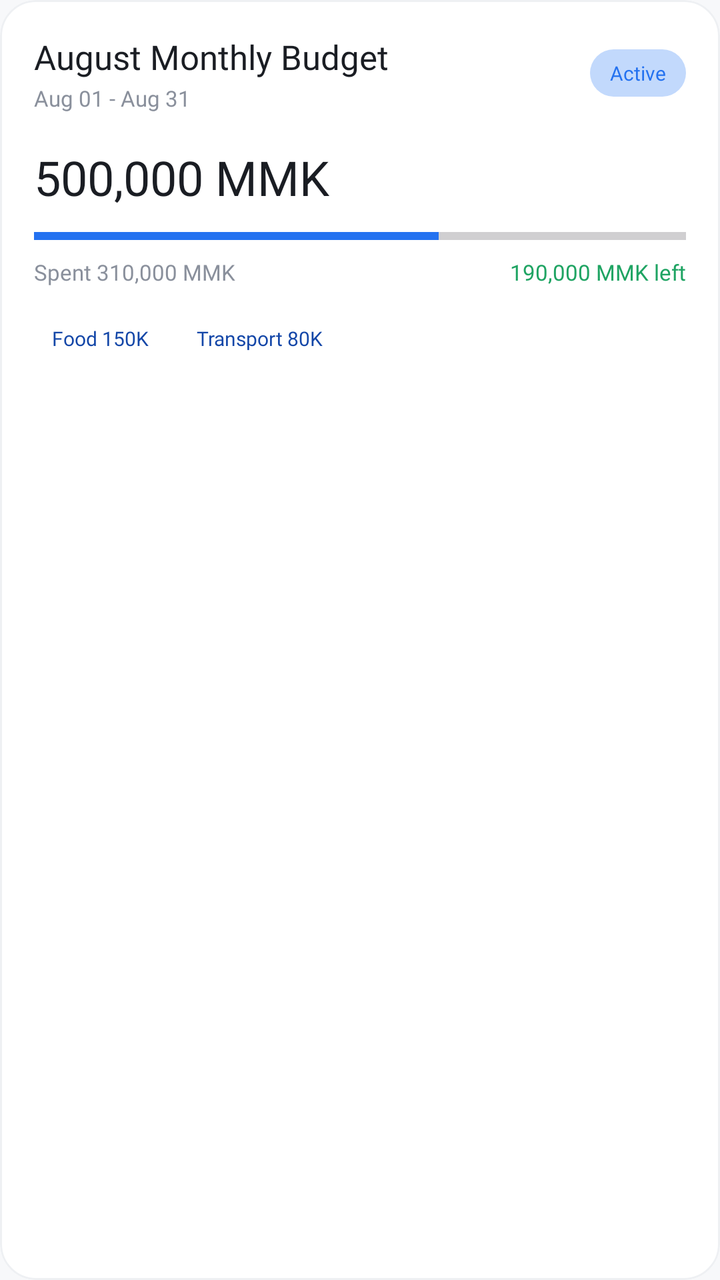
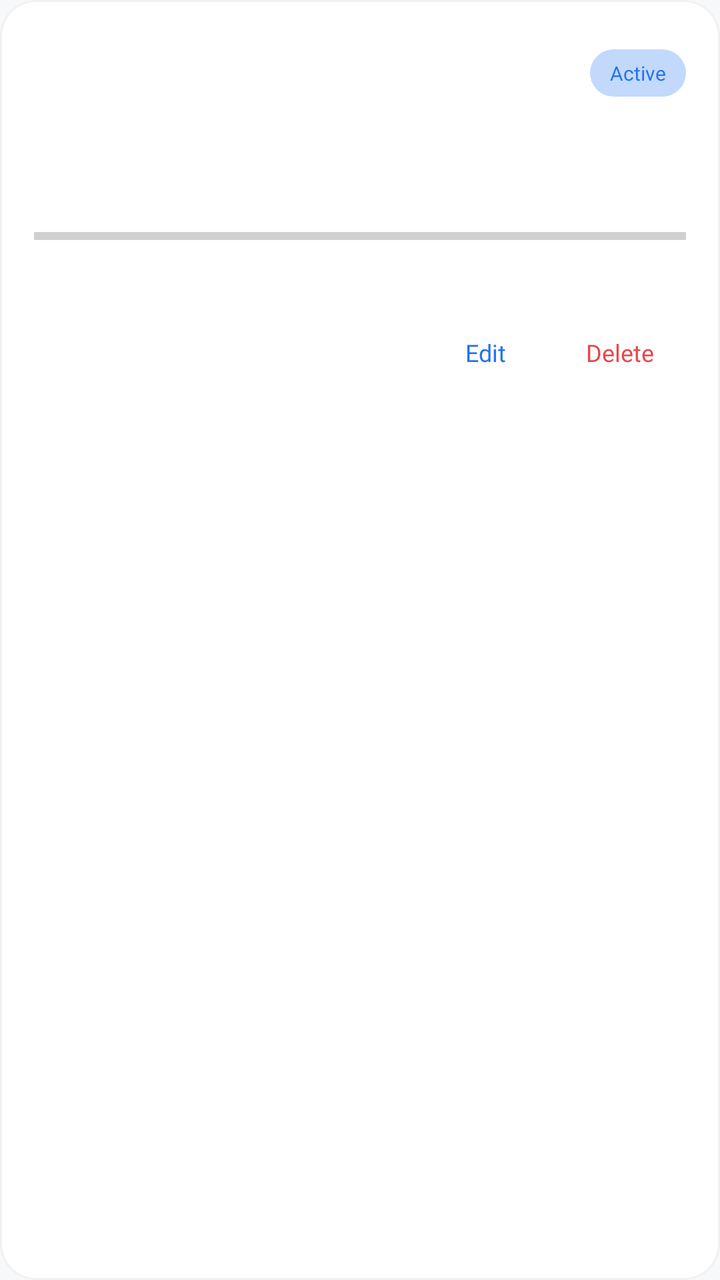

Compare the two renders of this Android layout. The source of the first and the diff that turns it into the second are given below.
<!-- AndroidManifest.xml: application theme Theme.ExpenceAndBudgetTracker -->
<!-- res/layout/item_budget.xml -->
<?xml version="1.0" encoding="utf-8"?>
<com.google.android.material.card.MaterialCardView
    xmlns:android="http://schemas.android.com/apk/res/android"
    xmlns:app="http://schemas.android.com/apk/res-auto"

    android:id="@+id/budgetCard"

    android:layout_width="match_parent"
    android:layout_height="wrap_content"

    android:layout_marginBottom="12dp"

    app:cardBackgroundColor="@color/neutral_0"
    app:cardCornerRadius="18dp"
    app:cardElevation="0dp"

    app:strokeColor="@color/neutral_100"
    app:strokeWidth="1dp">


    <LinearLayout
        android:layout_width="match_parent"
        android:layout_height="wrap_content"

        android:orientation="vertical"
        android:padding="17dp">


        

        <LinearLayout
            android:layout_width="match_parent"
            android:layout_height="wrap_content"

            android:gravity="center_vertical"
            android:orientation="horizontal">


            <LinearLayout
                android:layout_width="0dp"
                android:layout_height="wrap_content"

                android:layout_weight="1"
                android:orientation="vertical">


                <TextView
                    android:id="@+id/tvBudgetName"

                    android:layout_width="wrap_content"
                    android:layout_height="wrap_content"

                    android:text="August Monthly Budget"

                    android:fontFamily="@font/dosis_bold"
                    android:textColor="@color/neutral_900"
                    android:textSize="17sp" />


                <TextView
                    android:id="@+id/tvBudgetDate"

                    android:layout_width="wrap_content"
                    android:layout_height="wrap_content"

                    android:layout_marginTop="2dp"

                    android:text="Aug 01 - Aug 31"

                    android:fontFamily="@font/dosis_medium"
                    android:textColor="@color/neutral_500"
                    android:textSize="11sp" />

            </LinearLayout>


            

            <TextView
                android:id="@+id/tvBudgetStatus"

                android:layout_width="wrap_content"
                android:layout_height="wrap_content"

                android:paddingStart="10dp"
                android:paddingEnd="10dp"
                android:paddingTop="5dp"
                android:paddingBottom="5dp"

                android:text="Active"

                android:fontFamily="@font/dosis_semibold"
                android:textColor="@color/primary_500"
                android:textSize="10sp"

                android:background="@drawable/bg_active_budget" />

        </LinearLayout>


        

        <TextView
            android:id="@+id/tvBudgetAmount"

            android:layout_width="wrap_content"
            android:layout_height="wrap_content"

            android:layout_marginTop="16dp"

            android:text="500,000 MMK"

            android:fontFamily="@font/dosis_extrabold"
            android:textColor="@color/neutral_900"
            android:textSize="24sp" />


        

        <ProgressBar
            android:id="@+id/budgetProgress"

            style="?android:attr/progressBarStyleHorizontal"

            android:layout_width="match_parent"
            android:layout_height="7dp"

            android:layout_marginTop="10dp"

            android:max="100"
            android:progress="62"

            android:progressTint="@color/primary_500"
            android:backgroundTint="@color/primary_100" />


        

        <LinearLayout
            android:layout_width="match_parent"
            android:layout_height="wrap_content"

            android:layout_marginTop="7dp"

            android:orientation="horizontal">


            <TextView
                android:id="@+id/tvSpent"

                android:layout_width="0dp"
                android:layout_height="wrap_content"

                android:layout_weight="1"

                android:text="Spent 310,000 MMK"

                android:fontFamily="@font/dosis_medium"
                android:textColor="@color/neutral_500"
                android:textSize="11sp" />


            <TextView
                android:id="@+id/tvRemaining"

                android:layout_width="wrap_content"
                android:layout_height="wrap_content"

                android:text="190,000 MMK left"

                android:fontFamily="@font/dosis_semibold"
                android:textColor="@color/income_green"
                android:textSize="11sp" />

        </LinearLayout>


        

        <LinearLayout
            android:id="@+id/categorySummary"

            android:layout_width="match_parent"
            android:layout_height="wrap_content"

            android:layout_marginTop="14dp"

            android:orientation="horizontal">


            <TextView
                android:id="@+id/tvCategory1"

                android:layout_width="wrap_content"
                android:layout_height="wrap_content"

                android:paddingStart="9dp"
                android:paddingEnd="9dp"
                android:paddingTop="5dp"
                android:paddingBottom="5dp"

                android:text="Food 150K"

                android:fontFamily="@font/dosis_medium"
                android:textColor="@color/primary_700"
                android:textSize="10sp"

                android:background="@drawable/bg_actions_card"

                android:layout_marginEnd="6dp" />


            <TextView
                android:id="@+id/tvCategory2"

                android:layout_width="wrap_content"
                android:layout_height="wrap_content"

                android:paddingStart="9dp"
                android:paddingEnd="9dp"
                android:paddingTop="5dp"
                android:paddingBottom="5dp"

                android:text="Transport 80K"

                android:fontFamily="@font/dosis_medium"
                android:textColor="@color/primary_700"
                android:textSize="10sp"

                android:background="@drawable/bg_actions_card" />

        </LinearLayout>

    </LinearLayout>

</com.google.android.material.card.MaterialCardView>
<!-- resources referenced by this layout -->
<resources>
  <color name="income_green">#1FA463</color>
  <color name="neutral_0">#FFFFFF</color>
  <color name="neutral_100">#EEF0F3</color>
  <color name="neutral_500">#8A909C</color>
  <color name="neutral_900">#1A1D23</color>
  <color name="primary_100">#C2D9FC</color>
  <color name="primary_500">#2472F0</color>
  <color name="primary_700">#1447A8</color>
  <!-- drawable bg_actions_card (drawable) -->
  <?xml version="1.0" encoding="utf-8"?>
  <shape xmlns:android="http://schemas.android.com/apk/res/android" android:shape="rectangle">
      <solid android:color="@color/neutral_0" />
      <corners android:radius="20dp" />
  </shape>
  <!-- drawable bg_active_budget (drawable) -->
  <?xml version="1.0" encoding="utf-8"?>
  <shape xmlns:android="http://schemas.android.com/apk/res/android"
      android:shape="rectangle">
  
      <solid android:color="@color/primary_100" />
  
      <corners android:radius="20dp" />
  
  </shape>
  <style name="Theme.ExpenceAndBudgetTracker" parent="Theme.Material3.DayNight.NoActionBar">
          <item name="colorPrimary">@color/primary_500</item>
          <item name="colorOnPrimary">@color/neutral_0</item>
          <item name="colorPrimaryContainer">@color/primary_100</item>
          <item name="colorOnPrimaryContainer">@color/primary_900</item>
  
          <item name="colorSecondary">@color/accent_500</item>
          <item name="colorOnSecondary">@color/neutral_900</item>
          <item name="colorSecondaryContainer">@color/accent_100</item>
          <item name="colorOnSecondaryContainer">@color/accent_700</item>
  
          <item name="colorError">@color/expense_red</item>
          <item name="colorOnError">@color/neutral_0</item>
  
          <item name="android:colorBackground">@color/background_light</item>
          <item name="colorSurface">@color/surface_light</item>
          <item name="colorOnSurface">@color/text_primary_light</item>
          <item name="colorOnSurfaceVariant">@color/text_secondary_light</item>
  
          <item name="android:statusBarColor">@color/primary_700</item>
          <item name="android:windowLightStatusBar">false</item>
  
  
      </style>
  <color name="primary_900">#082456</color>
  <color name="accent_500">#FFA800</color>
  <color name="accent_100">#FFE9C2</color>
  <color name="accent_700">#CC8600</color>
  <color name="expense_red">#E5484D</color>
  <color name="background_light">@color/neutral_50</color>
  <color name="surface_light">@color/neutral_0</color>
  <color name="text_primary_light">@color/neutral_900</color>
  <color name="text_secondary_light">@color/neutral_700</color>
  <color name="neutral_50">#F7F8FA</color>
  <color name="neutral_700">#4B5563</color>
</resources>

<!-- the commit's change to res/layout/item_budget.xml (unified diff, before → after) -->
@@ -27,6 +27,8 @@
 
 
         
+        
+        
 
         <LinearLayout
             android:layout_width="match_parent"
@@ -36,6 +38,8 @@
             android:orientation="horizontal">
 
 
+            
+
             <LinearLayout
                 android:layout_width="0dp"
                 android:layout_height="wrap_content"
@@ -49,8 +53,6 @@
 
                     android:layout_width="wrap_content"
                     android:layout_height="wrap_content"
-
-                    android:text="August Monthly Budget"
 
                     android:fontFamily="@font/dosis_bold"
                     android:textColor="@color/neutral_900"
@@ -64,8 +66,6 @@
                     android:layout_height="wrap_content"
 
                     android:layout_marginTop="2dp"
-
-                    android:text="Aug 01 - Aug 31"
 
                     android:fontFamily="@font/dosis_medium"
                     android:textColor="@color/neutral_500"
@@ -99,6 +99,8 @@
 
 
         
+        
+        
 
         <TextView
             android:id="@+id/tvBudgetAmount"
@@ -107,8 +109,6 @@
             android:layout_height="wrap_content"
 
             android:layout_marginTop="16dp"
-
-            android:text="500,000 MMK"
 
             android:fontFamily="@font/dosis_extrabold"
             android:textColor="@color/neutral_900"
@@ -116,6 +116,8 @@
 
 
         
+        
+        
 
         <ProgressBar
             android:id="@+id/budgetProgress"
@@ -128,20 +130,21 @@
             android:layout_marginTop="10dp"
 
             android:max="100"
-            android:progress="62"
+            android:progress="0"
 
             android:progressTint="@color/primary_500"
             android:backgroundTint="@color/primary_100" />
 
 
         
+        
+        
 
         <LinearLayout
             android:layout_width="match_parent"
             android:layout_height="wrap_content"
 
             android:layout_marginTop="7dp"
-
             android:orientation="horizontal">
 
 
@@ -152,8 +155,6 @@
                 android:layout_height="wrap_content"
 
                 android:layout_weight="1"
-
-                android:text="Spent 310,000 MMK"
 
                 android:fontFamily="@font/dosis_medium"
                 android:textColor="@color/neutral_500"
@@ -161,12 +162,10 @@
 
 
             <TextView
-                android:id="@+id/tvRemaining"
-
-                android:layout_width="wrap_content"
-                android:layout_height="wrap_content"
-
-                android:text="190,000 MMK left"
+                android:id="@+id/tvBudgetRemaining"
+
+                android:layout_width="wrap_content"
+                android:layout_height="wrap_content"
 
                 android:fontFamily="@font/dosis_semibold"
                 android:textColor="@color/income_green"
@@ -176,6 +175,36 @@
 
 
         
+        
+        
+
+        <TextView
+            android:id="@+id/btnToggleCategories"
+
+            android:layout_width="wrap_content"
+            android:layout_height="wrap_content"
+
+            android:layout_marginTop="12dp"
+
+            android:paddingTop="4dp"
+            android:paddingBottom="4dp"
+
+            android:text="Show category details ▼"
+
+            android:fontFamily="@font/dosis_semibold"
+            android:textColor="@color/primary_500"
+            android:textSize="12sp"
+
+            android:clickable="true"
+            android:focusable="true"
+            android:background="@android:color/transparent"
+
+            android:visibility="gone" />
+
+
+        
+        
+        
 
         <LinearLayout
             android:id="@+id/categorySummary"
@@ -183,51 +212,73 @@
             android:layout_width="match_parent"
             android:layout_height="wrap_content"
 
-            android:layout_marginTop="14dp"
-
+            android:layout_marginTop="2dp"
+
+            android:orientation="vertical"
+
+            android:visibility="gone" />
+
+
+        
+        
+        
+
+        <LinearLayout
+            android:layout_width="match_parent"
+            android:layout_height="wrap_content"
+
+            android:layout_marginTop="15dp"
+
+            android:gravity="end"
             android:orientation="horizontal">
 
 
             <TextView
-                android:id="@+id/tvCategory1"
-
-                android:layout_width="wrap_content"
-                android:layout_height="wrap_content"
-
-                android:paddingStart="9dp"
-                android:paddingEnd="9dp"
-                android:paddingTop="5dp"
-                android:paddingBottom="5dp"
-
-                android:text="Food 150K"
-
-                android:fontFamily="@font/dosis_medium"
-                android:textColor="@color/primary_700"
-                android:textSize="10sp"
+                android:id="@+id/btnEditBudget"
+
+                android:layout_width="wrap_content"
+                android:layout_height="36dp"
+
+                android:gravity="center"
+
+                android:paddingStart="16dp"
+                android:paddingEnd="16dp"
+
+                android:text="Edit"
+
+                android:fontFamily="@font/dosis_semibold"
+                android:textColor="@color/primary_500"
+                android:textSize="12sp"
 
                 android:background="@drawable/bg_actions_card"
 
-                android:layout_marginEnd="6dp" />
-
-
-            <TextView
-                android:id="@+id/tvCategory2"
-
-                android:layout_width="wrap_content"
-                android:layout_height="wrap_content"
-
-                android:paddingStart="9dp"
-                android:paddingEnd="9dp"
-                android:paddingTop="5dp"
-                android:paddingBottom="5dp"
-
-                android:text="Transport 80K"
-
-                android:fontFamily="@font/dosis_medium"
-                android:textColor="@color/primary_700"
-                android:textSize="10sp"
-
-                android:background="@drawable/bg_actions_card" />
+                android:clickable="true"
+                android:focusable="true" />
+
+
+            <TextView
+                android:id="@+id/btnDeleteBudget"
+
+                android:layout_width="wrap_content"
+                android:layout_height="36dp"
+
+                android:layout_marginStart="8dp"
+
+                android:gravity="center"
+
+                android:paddingStart="16dp"
+                android:paddingEnd="16dp"
+
+                android:text="Delete"
+
+                android:fontFamily="@font/dosis_semibold"
+                android:textColor="@color/expense_red"
+                android:textSize="12sp"
+
+                android:background="@drawable/bg_actions_card"
+
+                android:clickable="true"
+                android:focusable="true" />
 
         </LinearLayout>
 
